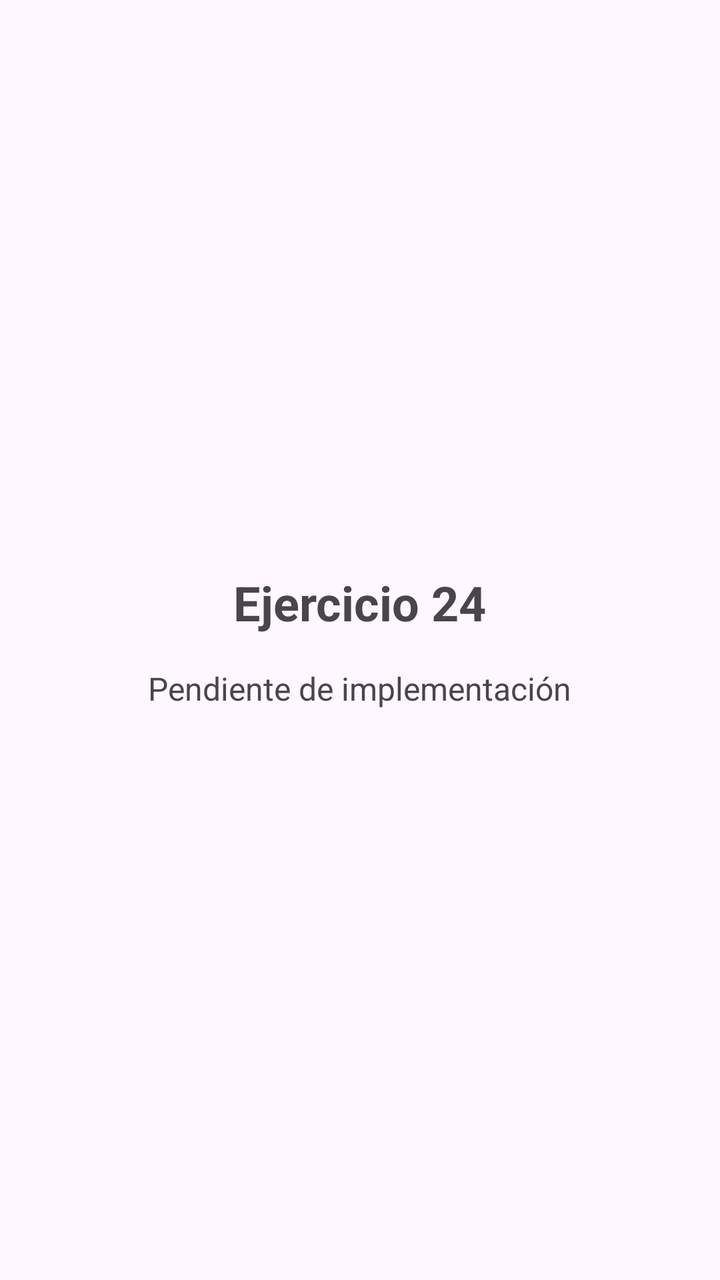
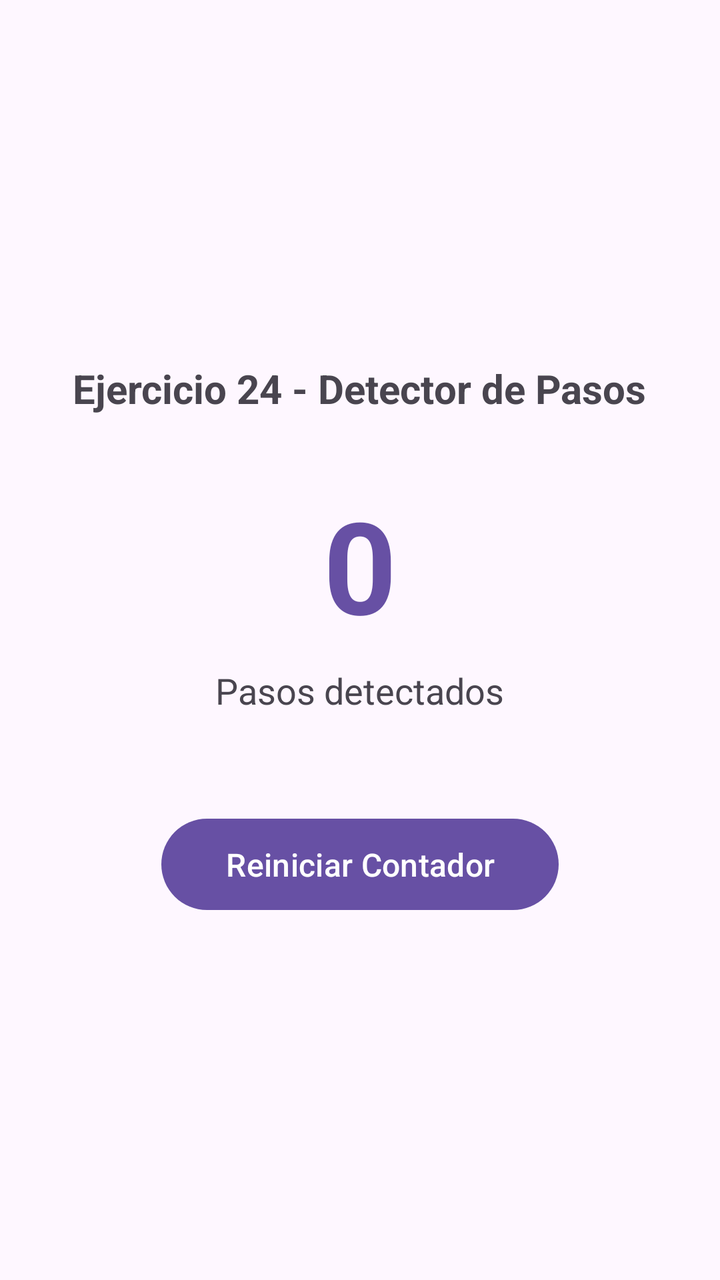

The first picture is an Android layout as it rendered before a commit; the second is the same layout after the commit. The layout source and the unified diff follow.
<!-- AndroidManifest.xml: application theme Theme.Actividad6 -->
<!-- res/layout/activity_ejercicio24.xml -->
<?xml version="1.0" encoding="utf-8"?>
<LinearLayout xmlns:android="http://schemas.android.com/apk/res/android"
    xmlns:tools="http://schemas.android.com/tools"
    android:id="@+id/main"
    android:layout_width="match_parent"
    android:layout_height="match_parent"
    android:orientation="vertical"
    android:padding="24dp"
    android:gravity="center"
    tools:context=".ejercicios.ejercicio24.Ejercicio24Activity">

    <TextView
        android:id="@+id/tvTitle"
        android:layout_width="wrap_content"
        android:layout_height="wrap_content"
        android:text="Ejercicio 24"
        android:textSize="24sp"
        android:textStyle="bold"
        android:layout_marginBottom="16dp" />

    <TextView
        android:id="@+id/tvSubtitle"
        android:layout_width="wrap_content"
        android:layout_height="wrap_content"
        android:text="Pendiente de implementación"
        android:textSize="16sp"
        android:textColor="?android:attr/textColorSecondary" />

</LinearLayout>
<!-- resources referenced by this layout -->
<resources>
  <style name="Theme.Actividad6" parent="Base.Theme.Actividad6" />
  <style name="Base.Theme.Actividad6" parent="Theme.Material3.DayNight.NoActionBar">
          
          
      </style>
</resources>

<!-- the commit's change to res/layout/activity_ejercicio24.xml (unified diff, before → after) -->
@@ -10,20 +10,43 @@
     tools:context=".ejercicios.ejercicio24.Ejercicio24Activity">
 
     <TextView
-        android:id="@+id/tvTitle"
+        android:id="@+id/tvHeader"
         android:layout_width="wrap_content"
         android:layout_height="wrap_content"
-        android:text="Ejercicio 24"
-        android:textSize="24sp"
+        android:text="Ejercicio 24 - Detector de Pasos"
+        android:textSize="20sp"
         android:textStyle="bold"
-        android:layout_marginBottom="16dp" />
+        android:textAlignment="center"
+        android:layout_marginBottom="32dp" />
 
     <TextView
-        android:id="@+id/tvSubtitle"
+        android:id="@+id/tvContadorPasos"
         android:layout_width="wrap_content"
         android:layout_height="wrap_content"
-        android:text="Pendiente de implementación"
+        android:text="0"
+        android:textSize="64sp"
+        android:textStyle="bold"
+        android:textColor="?attr/colorPrimary"
+        android:layout_marginBottom="8dp" />
+
+    <TextView
+        android:id="@+id/tvEtiquetaPasos"
+        android:layout_width="wrap_content"
+        android:layout_height="wrap_content"
+        android:text="Pasos detectados"
+        android:textSize="18sp"
+        android:textColor="?android:attr/textColorSecondary"
+        android:layout_marginBottom="48dp" />
+
+    <com.google.android.material.button.MaterialButton
+        android:id="@+id/btnReiniciarPasos"
+        android:layout_width="wrap_content"
+        android:layout_height="wrap_content"
+        android:text="Reiniciar Contador"
         android:textSize="16sp"
-        android:textColor="?android:attr/textColorSecondary" />
+        android:paddingStart="32dp"
+        android:paddingEnd="32dp"
+        android:paddingTop="12dp"
+        android:paddingBottom="12dp" />
 
 </LinearLayout>
